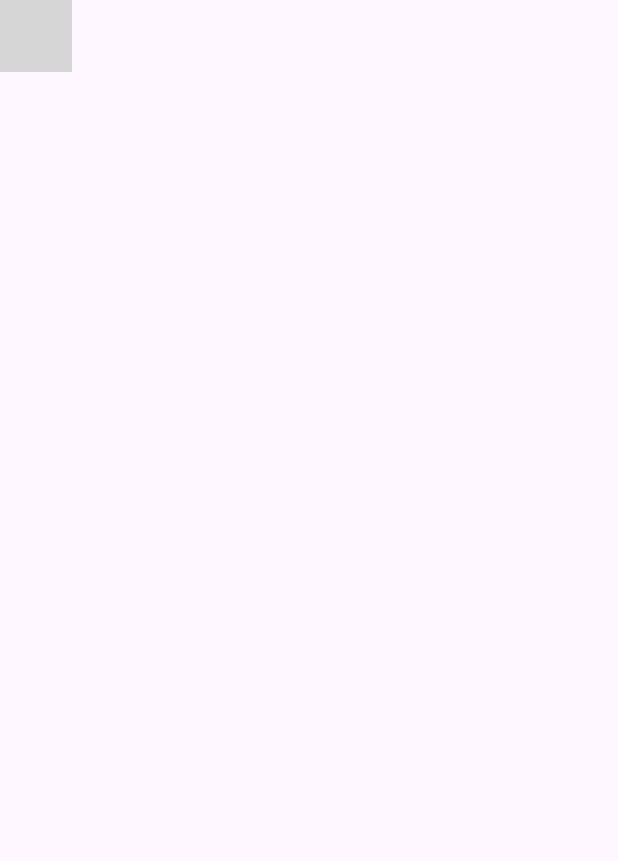
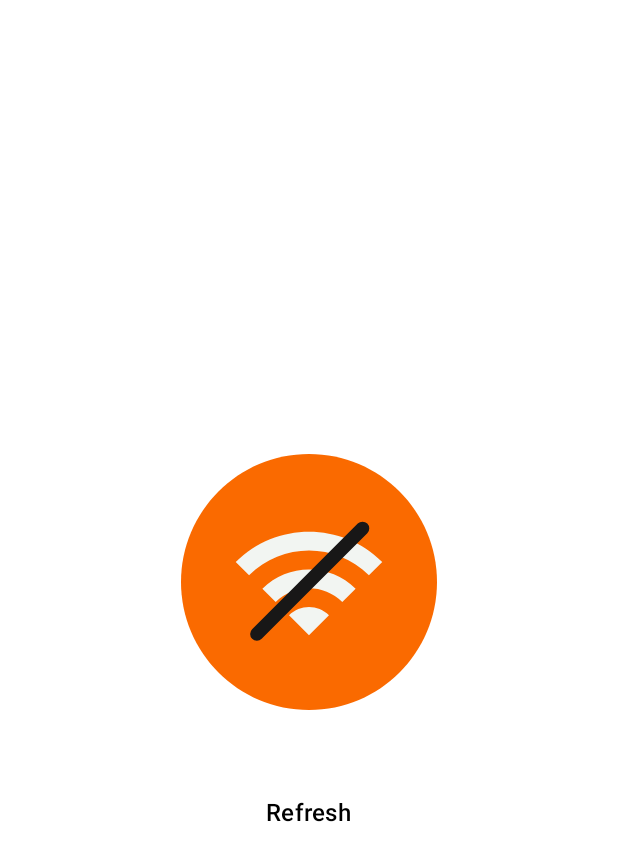
Before and after one commit to Abdallahx3x/NewsHive, an Android app built with Jetpack Compose: the @Preview function SearchScreenPreview, on a phone screen of 412 x 824 dp. Shown: the top 861 px of the screen. Run offline under Robolectric (Android 15) with nearby library versions, the phone set to English and light mode, and no system bars; our stand-ins replace Dagger/Hilt's generated code, Room's generated code; missing, so only their content is drawn: CompositionLocalProvider; network calls fail; pictures from the network do not load; 3 statements that could not run were skipped; grey boxes are pictures that could not be loaded.

Commit message:
implement error state in search screen

```diff
--- a/gradle.properties
+++ b/gradle.properties
@@ -22,4 +22,4 @@ kotlin.code.style=official
 # thereby reducing the size of the R class for that library
 android.nonTransitiveRClass=true
 BASE_URL="http://api.mediastack.com/v1/"
-API_KEY="cc8734c0dd19da199abaca678ea84b4e"
+API_KEY=""
--- a/presentation/ui/src/main/java/com/example/ui/screens/search/SearchScreen.kt
+++ b/presentation/ui/src/main/java/com/example/ui/screens/search/SearchScreen.kt
@@ -1,6 +1,7 @@
 package com.example.ui.screens.search
 
 import android.annotation.SuppressLint
+import androidx.compose.animation.AnimatedVisibility
 import androidx.compose.foundation.background
 import androidx.compose.foundation.layout.Arrangement
 import androidx.compose.foundation.layout.Box
@@ -21,6 +22,7 @@ import androidx.compose.material3.ExperimentalMaterial3Api
 import androidx.compose.material3.Icon
 import androidx.compose.material3.MaterialTheme
 import androidx.compose.material3.Text
+import androidx.compose.material3.TextButton
 import androidx.compose.material3.TextField
 import androidx.compose.material3.TextFieldDefaults
 import androidx.compose.runtime.Composable
@@ -37,6 +39,11 @@ import androidx.hilt.navigation.compose.hiltViewModel
 import androidx.navigation.NavController
 import androidx.navigation.compose.rememberNavController
 import coil.compose.rememberAsyncImagePainter
+import com.airbnb.lottie.compose.LottieAnimation
+import com.airbnb.lottie.compose.LottieCompositionSpec
+import com.airbnb.lottie.compose.LottieConstants
+import com.airbnb.lottie.compose.animateLottieCompositionAsState
+import com.airbnb.lottie.compose.rememberLottieComposition
 import com.example.ui.R
 import com.example.ui.composable.NewsHiveCard
 import com.example.ui.composable.NewsHiveScaffold
@@ -54,6 +61,8 @@ fun SearchScreen(
     navController: NavController
 ) {
     val state by viewModel.state.collectAsState()
+    val color = MaterialTheme.customColors()
+    val fontStyle=MaterialTheme.typography
     CollectUiEffect(viewModel.effect) { searchUiEffect ->
         when (searchUiEffect) {
             is SearchUiEffect.NavigateToDetails -> {
@@ -63,9 +72,36 @@ fun SearchScreen(
             }
         }
     }
+    AnimatedVisibility(visible = state.error != null) {
+        val composition by rememberLottieComposition(
+            LottieCompositionSpec.RawRes(R.raw.no_wifi)
+        )
+        val progress by animateLottieCompositionAsState(
+            composition,
+            iterations = LottieConstants.IterateForever,
+            restartOnPlay = true
+        )
+        Column(
+            modifier = Modifier.fillMaxSize(),
+            horizontalAlignment = Alignment.CenterHorizontally,
+            verticalArrangement = Arrangement.Center
+        ) {
+            LottieAnimation(
+                composition = composition,
+                progress = { progress })
+            TextButton(onClick = { viewModel.getData() }) {
+                androidx.compose.material.Text(
+                    text = "Refresh", modifier = Modifier,
+                    color = color.onBackground60,
+                    style = fontStyle.titleMedium
+                )
+            }
+        }
 
-    SearchContent(state, viewModel)
-
+    }
+    AnimatedVisibility(visible = state.error == null) {
+        SearchContent(state, viewModel)
+    }
 }
 
 @SuppressLint("StateFlowValueCalledInComposition")
--- a/presentation/viewModel/src/main/java/com/example/viewmodel/search/SearchViewModel.kt
+++ b/presentation/viewModel/src/main/java/com/example/viewmodel/search/SearchViewModel.kt
@@ -22,6 +22,9 @@ class SearchViewModel @Inject constructor(
 ) : BaseViewModel<SearchUiState, SearchUiEffect>(SearchUiState()), SearchInteraction {
 
     init {
+        getData()
+    }
+    fun getData(){
         collectFlow(state.value.query.debounce(1_000).distinctUntilChanged()) {
             tryToExecute(
                 call = { manageSearchNewsUseCase.getSearchNews(it) },
@@ -30,7 +33,6 @@ class SearchViewModel @Inject constructor(
             )
             this
         }
-
     }
 
     private fun onSearchQuerySuccess(list: List<NewsItemEntity>) {
```
